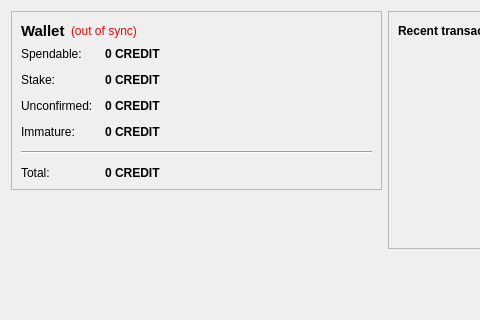
The window that src/qt/forms/overviewpage.ui (creditbit/creditbit) describes before a commit, drawn with Qt 5; both pictures show x 0 to 480 and y 0 to 320 of the 770 by 487 pixel window.
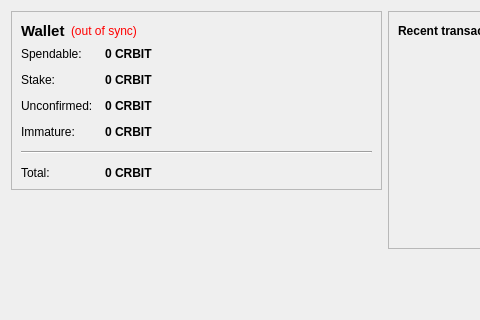
The same window after the commit. Icons and pictures are not drawn.

Commit message:
Changed ticker from CREDIT to CRBIT
Also fixed some other mistakes when renaming to CREDIT

Diff of the .ui file:
```diff
--- a/src/qt/forms/overviewpage.ui
+++ b/src/qt/forms/overviewpage.ui
@@ -105,7 +105,7 @@
              <string>Your current spendable balance</string>
             </property>
             <property name="text">
-             <string notr="true">0 CREDIT</string>
+             <string notr="true">0 CRBIT</string>
             </property>
             <property name="textInteractionFlags">
              <set>Qt::LinksAccessibleByMouse|Qt::TextSelectableByKeyboard|Qt::TextSelectableByMouse</set>
@@ -134,7 +134,7 @@
              <string>Total of coins that was staked, and do not yet count toward the current balance</string>
             </property>
             <property name="text">
-             <string notr="true">0 CREDIT</string>
+             <string notr="true">0 CRBIT</string>
             </property>
             <property name="textInteractionFlags">
              <set>Qt::LinksAccessibleByMouse|Qt::TextSelectableByKeyboard|Qt::TextSelectableByMouse</set>
@@ -163,7 +163,7 @@
              <string>Total of transactions that have yet to be confirmed, and do not yet count toward the current balance</string>
             </property>
             <property name="text">
-             <string notr="true">0 CREDIT</string>
+             <string notr="true">0 CRBIT</string>
             </property>
             <property name="textInteractionFlags">
              <set>Qt::LinksAccessibleByMouse|Qt::TextSelectableByKeyboard|Qt::TextSelectableByMouse</set>
@@ -189,7 +189,7 @@
              <string>Mined balance that has not yet matured</string>
             </property>
             <property name="text">
-             <string notr="true">0 CREDIT</string>
+             <string notr="true">0 CRBIT</string>
             </property>
             <property name="textInteractionFlags">
              <set>Qt::LinksAccessibleByMouse|Qt::TextSelectableByKeyboard|Qt::TextSelectableByMouse</set>
@@ -225,7 +225,7 @@
              <string>Your current total balance</string>
             </property>
             <property name="text">
-             <string notr="true">0 CREDIT</string>
+             <string notr="true">0 CRBIT</string>
             </property>
             <property name="textInteractionFlags">
              <set>Qt::LinksAccessibleByMouse|Qt::TextSelectableByKeyboard|Qt::TextSelectableByMouse</set>
```
The commit also changes 15 other files.
